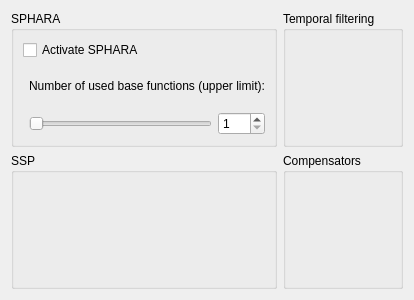
mne-tools/mne-cpp, file applications/mne_x/plugins/noisereduction/FormFiles/noisereductionoptionswidget.ui: the form before one commit.
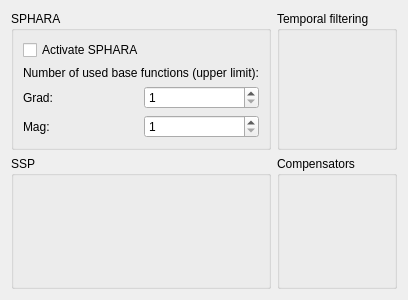
The form after the commit.

Commit message: [MX-99] Add support for grad and mag separation

What changed in the file:
```diff
--- a/applications/mne_x/plugins/noisereduction/FormFiles/noisereductionoptionswidget.ui
+++ b/applications/mne_x/plugins/noisereduction/FormFiles/noisereductionoptionswidget.ui
@@ -27,20 +27,11 @@
       <string>SPHARA</string>
      </property>
      <layout class="QGridLayout" name="gridLayout_2">
-      <item row="2" column="1">
-       <widget class="QSlider" name="m_horizontalSlider_nBaseFcts">
+      <item row="3" column="1">
+       <widget class="QSpinBox" name="m_spinBox_nBaseFctsMag">
         <property name="minimum">
          <number>1</number>
         </property>
-        <property name="maximum">
-         <number>500</number>
-        </property>
-        <property name="orientation">
-         <enum>Qt::Horizontal</enum>
-        </property>
-        <property name="tickPosition">
-         <enum>QSlider::NoTicks</enum>
-        </property>
        </widget>
       </item>
       <item row="0" column="0" colspan="2">
@@ -50,8 +41,8 @@
         </property>
        </widget>
       </item>
-      <item row="2" column="2">
-       <widget class="QSpinBox" name="m_spinBox_nBaseFcts">
+      <item row="2" column="1">
+       <widget class="QSpinBox" name="m_spinBox_nBaseFctsGrad">
         <property name="minimum">
          <number>1</number>
         </property>
@@ -60,13 +51,27 @@
         </property>
        </widget>
       </item>
-      <item row="1" column="1" colspan="2">
+      <item row="2" column="0">
+       <widget class="QLabel" name="m_label_nBaseFctsGrad">
+        <property name="text">
+         <string>Grad:</string>
+        </property>
+       </widget>
+      </item>
+      <item row="1" column="0" colspan="2">
        <widget class="QLabel" name="label">
         <property name="text">
          <string>Number of used base functions (upper limit):</string>
         </property>
        </widget>
       </item>
+      <item row="3" column="0">
+       <widget class="QLabel" name="m_label_nBaseFctsMag">
+        <property name="text">
+         <string>Mag:</string>
+        </property>
+       </widget>
+      </item>
      </layout>
     </widget>
    </item>
```
Left out of the diff: 21 changed lines with no effect on the pictures. The commit also changes 5 other files.
